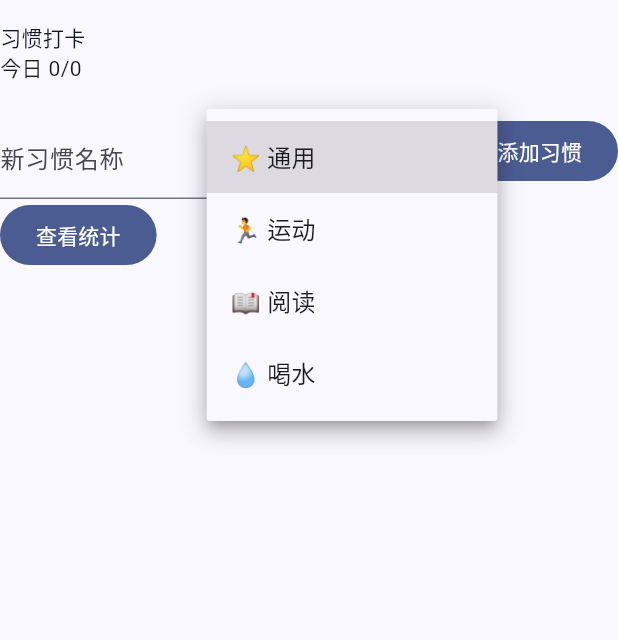
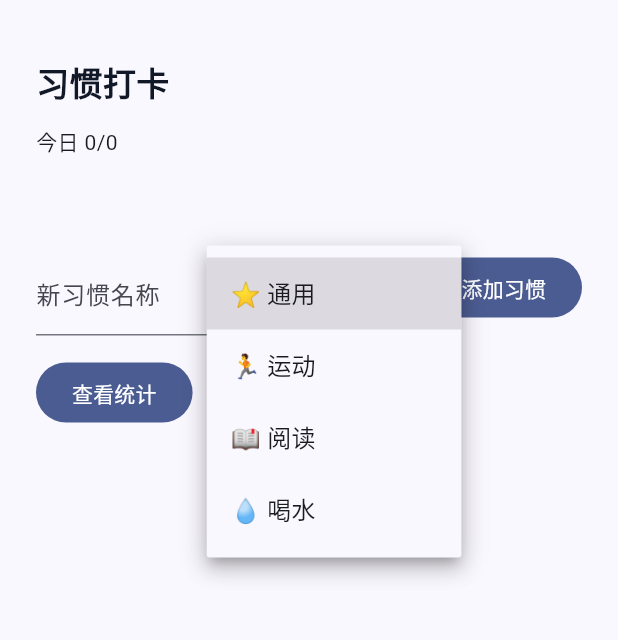
Before and after one commit to zhaoxuan-inside/MicroFlow, a Flutter app: the screen it shows after launch, after a tap on "图标", on a phone screen of 412 x 824 dp, the part 62-702 px from its top. Run offline on Flutter 3.47's test engine with Material 3 defaults, Android fonts, the phone set to English and light mode, and no system bars; our stand-ins replace web.

Commit message:
feat(MicroFlow4Flutter): 0.10.0 布局能力扩展——承载应用成为正常网站页面
- renderer 0.8.0：Stack 新增 padding（四边内边距）与 maxWidth（垂直容器限宽+
  水平居中，经典页面容器语义）；Text 新增 size/weight 排版 prop（100–900 映射
  FontWeight 越界夹紧）——此前模型只能渲染贴边无留白、无字号的原始页面
- 承载应用接入：页面容器 padding 24 / 限宽 720（tracker）与 860（admin），
  标题 22/w700 层次；AppBar 品牌标题保持唯一品牌位
- 测试：framework_v100_layout_test 3 用例（留白判据/限宽居中对称性/排版判据）；
  全仓 83 用例全绿 + analyze 0 issues；CHANGELOG/版本号/README 对齐

```diff
--- a/MicroFlow4Flutter/apps/habit_tracker/lib/src/tracker_model.dart
+++ b/MicroFlow4Flutter/apps/habit_tracker/lib/src/tracker_model.dart
@@ -160,9 +160,10 @@ MFProject buildTrackerProject() {
         tree: MFNode(
           id: 'root',
           type: 'Stack',
-          props: const {'expand': true},
+          props: const {'expand': true, 'padding': 24, 'gap': 14, 'maxWidth': 720},
           children: [
-            MFNode(id: 'title', type: 'Text', t: 'habits.title', style: 'style-title'),
+            MFNode(id: 'title', type: 'Text', t: 'habits.title', style: 'style-title',
+              props: const {'size': 22, 'weight': 700}),
             MFNode(id: 'today', type: 'Text', props: {'text': MFRef('state.todayLabel')}),
             MFNode(
               id: 'habit-list',
@@ -231,9 +232,10 @@ MFProject buildTrackerProject() {
         tree: MFNode(
           id: 'root',
           type: 'Stack',
-          props: const {'expand': true},
+          props: const {'expand': true, 'padding': 24, 'gap': 14, 'maxWidth': 720},
           children: [
-            MFNode(id: 'title', type: 'Text', t: 'stats.title', style: 'style-title'),
+            MFNode(id: 'title', type: 'Text', t: 'stats.title', style: 'style-title',
+              props: const {'size': 22, 'weight': 700}),
             MFNode(
               id: 'stat-list',
               type: 'List',
--- a/MicroFlow4Flutter/packages/microflow_renderer_flutter/lib/src/primitives.dart
+++ b/MicroFlow4Flutter/packages/microflow_renderer_flutter/lib/src/primitives.dart
@@ -89,17 +89,38 @@ class MFPrimitiveTable {
   Map<String, MFPrimitiveBuilder> get builders => _builders;
 
   final Map<String, MFPrimitiveBuilder> _builders = {
-    'Text': (ctx, view) => Text(
+    'Text': (ctx, view) {
+      // 0.10.0：size/weight 排版 prop（页面标题/正文层次的最小表达面）；
+      // foreground 语义不变（style 片或 props 里的 token 引用已解析为色值）。
+      final color = ctx.props['foreground'] is String
+          ? TextStyle(color: resolveTokenColor(ctx.props['foreground']))
+          : null;
+      final size = (ctx.props['size'] as num?)?.toDouble();
+      final weightValue = (ctx.props['weight'] as num?)?.toInt();
+      final typography = (size != null || weightValue != null)
+          ? TextStyle(
+              fontSize: size,
+              fontWeight: weightValue == null
+                  ? null
+                  : FontWeight.values[((weightValue.clamp(100, 900)) ~/ 100) - 1],
+            )
+          : null;
+      final merged = (color ?? typography) == null
+          ? null
+          : (color ?? const TextStyle()).copyWith(
+              fontSize: typography?.fontSize,
+              fontWeight: typography?.fontWeight,
+            );
+      return Text(
         (ctx.props['text'] as String?) ?? '',
-          style: ctx.props['foreground'] is String
-              ? TextStyle(color: resolveTokenColor(ctx.props['foreground']))
-              : null,
+        style: merged,
         textAlign: switch (ctx.props['align']) {
           'center' => TextAlign.center,
           'end' => TextAlign.end,
           _ => TextAlign.start,
         },
-        ),
+      );
+    },
     'Icon': (ctx, view) => Icon(
           _iconOf(ctx.props['name'] as String?),
           size: (ctx.props['size'] as num?)?.toDouble(),
@@ -172,22 +193,41 @@ class MFPrimitiveTable {
       }
 
       final children = [for (var i = 0; i < view.children.length; i++) wrap(i, view.children[i])];
+      Widget content;
       if (direction == Axis.horizontal) {
-        return Row(
+        content = Row(
           spacing: gap,
           mainAxisSize: MainAxisSize.min,
           mainAxisAlignment: mainAlignOf(ctx.props['align'] as String?),
           crossAxisAlignment: crossAlignOf(ctx.props['crossAlign'] as String?),
           children: children,
         );
-      }
-      return Column(
+      } else {
+        content = Column(
           spacing: gap,
           mainAxisSize: ctx.props['expand'] == true ? MainAxisSize.max : MainAxisSize.min,
           mainAxisAlignment: mainAlignOf(ctx.props['align'] as String?),
           crossAxisAlignment: crossAlignOf(ctx.props['crossAlign'] as String?),
           children: children,
         );
+      }
+      // 0.10.0：padding 数值 prop——四边内边距（页面容器的最小留白语义）。
+      final padding = (ctx.props['padding'] as num?)?.toDouble();
+      if (padding != null && padding > 0) {
+        content = Padding(padding: EdgeInsets.all(padding), child: content);
+      }
+      // 0.10.0：maxWidth 数值 prop——垂直容器限宽 + 水平居中（经典页面容器），
+      // 与 Scroll/根 expand 组合时行为保持：外层撑满，内容按最大宽度居中。
+      final maxWidth = (ctx.props['maxWidth'] as num?)?.toDouble();
+      if (maxWidth != null && maxWidth > 0 && direction == Axis.vertical) {
+        return Center(
+          child: ConstrainedBox(
+            constraints: BoxConstraints(maxWidth: maxWidth),
+            child: content,
+          ),
+        );
+      }
+      return content;
     },
     'Tabs': (ctx, view) {
       final labels = [for (final l in (ctx.props['labels'] as List? ?? const [])) '$l'];
--- a/MicroFlow4Flutter/packages/microflow_renderer_flutter/pubspec.yaml
+++ b/MicroFlow4Flutter/packages/microflow_renderer_flutter/pubspec.yaml
@@ -3,7 +3,7 @@ description: >-
   MicroFlow Frontend 的 Flutter Renderer 模块（§12、§13.3 解释模式、§38 Tier A
   元组件渲染、§41 层实例身份）。依赖 runtime 模块的公共 API，不依赖
   observability 的实现细节。
-version: 0.7.0
+version: 0.8.0
 publish_to: none
 dev_dependencies:
   flutter_lints: ^6.0.0
--- a/MicroFlow4Flutter/pubspec.yaml
+++ b/MicroFlow4Flutter/pubspec.yaml
@@ -2,7 +2,7 @@ name: microflow4_flutter
 description: >-
   MicroFlow Frontend 的 Flutter 实现总包：组合 model、runtime、observability 与
   renderer_flutter 四个模块。总包只做装配与再导出，模块可以独立升级。
-version: 0.9.0
+version: 0.10.0
 publish_to: none
 environment:
   sdk: ^3.13.5
```
Also changed, not shown: MicroFlow4Flutter/apps/habit_admin/lib/src/admin_model.dart (+6 -6 lines), 3 other files. Lines whose indentation alone changed are shown as unchanged.
